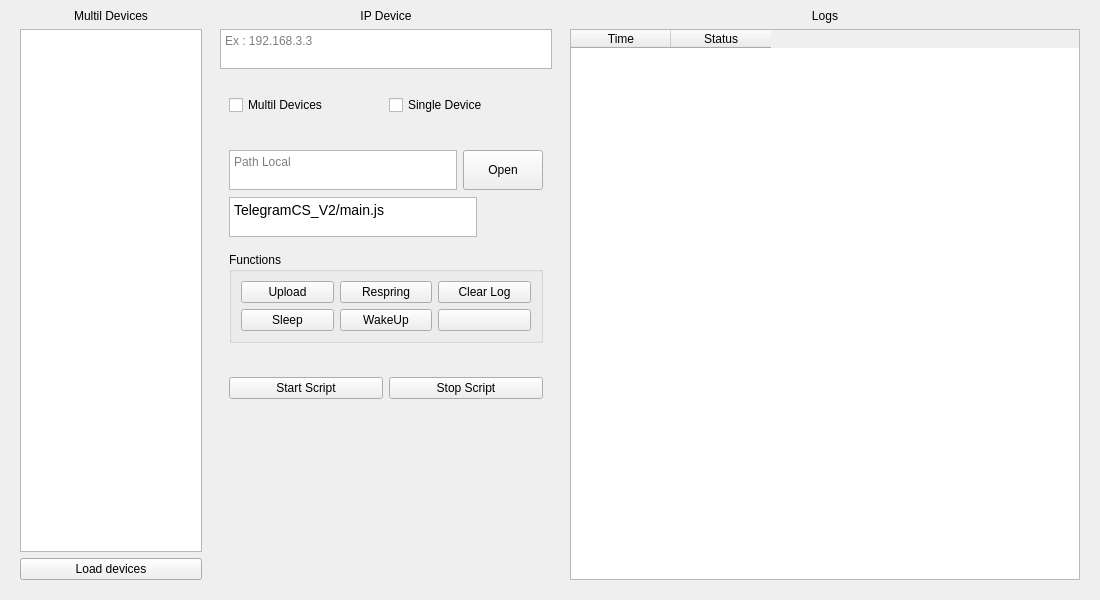
Above: UI/homepage.ui from anonymous3197/TelegramIOS-control before the change. Below: the same form after it.
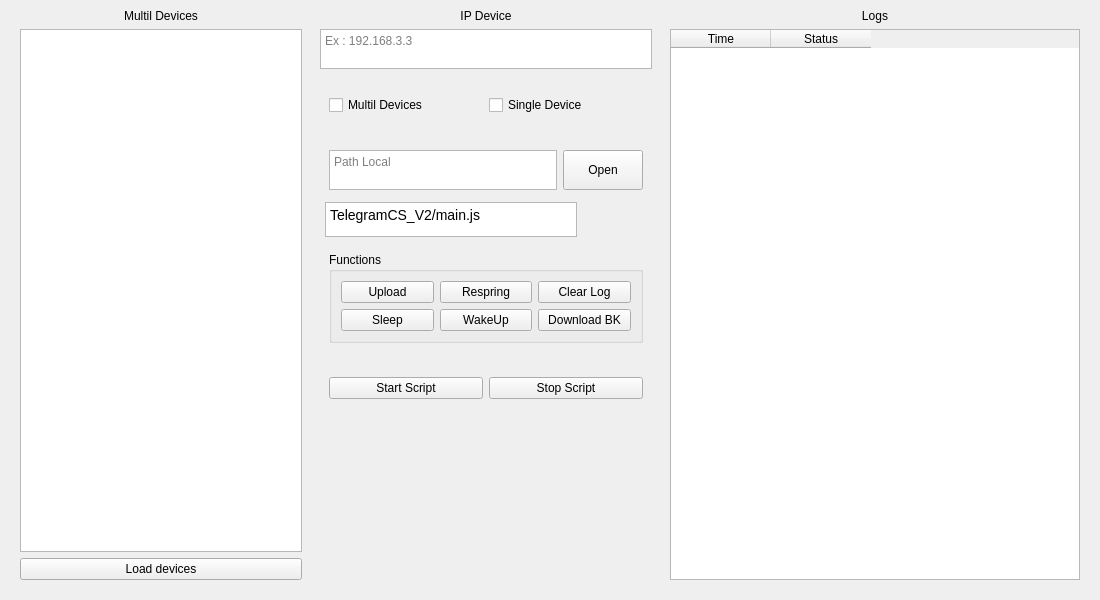
That is the form after the change. Custom widgets are drawn as their Qt base class.

Patch:
```diff
--- a/UI/homepage.ui
+++ b/UI/homepage.ui
@@ -39,7 +39,7 @@
        <widget class="QWidget" name="widget_2" native="true">
         <property name="minimumSize">
          <size>
-          <width>200</width>
+          <width>300</width>
           <height>0</height>
          </size>
         </property>
@@ -91,6 +91,11 @@
                 <string>Device</string>
                </property>
               </column>
+              <column>
+               <property name="text">
+                <string>State</string>
+               </property>
+              </column>
              </widget>
             </item>
             <item>
@@ -269,10 +274,10 @@
                 <number>0</number>
                </property>
                <property name="leftMargin">
-                <number>9</number>
+                <number>5</number>
                </property>
                <property name="topMargin">
-                <number>0</number>
+                <number>5</number>
                </property>
                <property name="rightMargin">
                 <number>0</number>
@@ -372,7 +377,7 @@
                   <item row="1" column="2">
                    <widget class="PushButton" name="PushButton_6">
                     <property name="text">
-                     <string/>
+                     <string>Download BK</string>
                     </property>
                    </widget>
                   </item>
```
Left out of the diff: 2 changed lines with no effect on the pictures.
